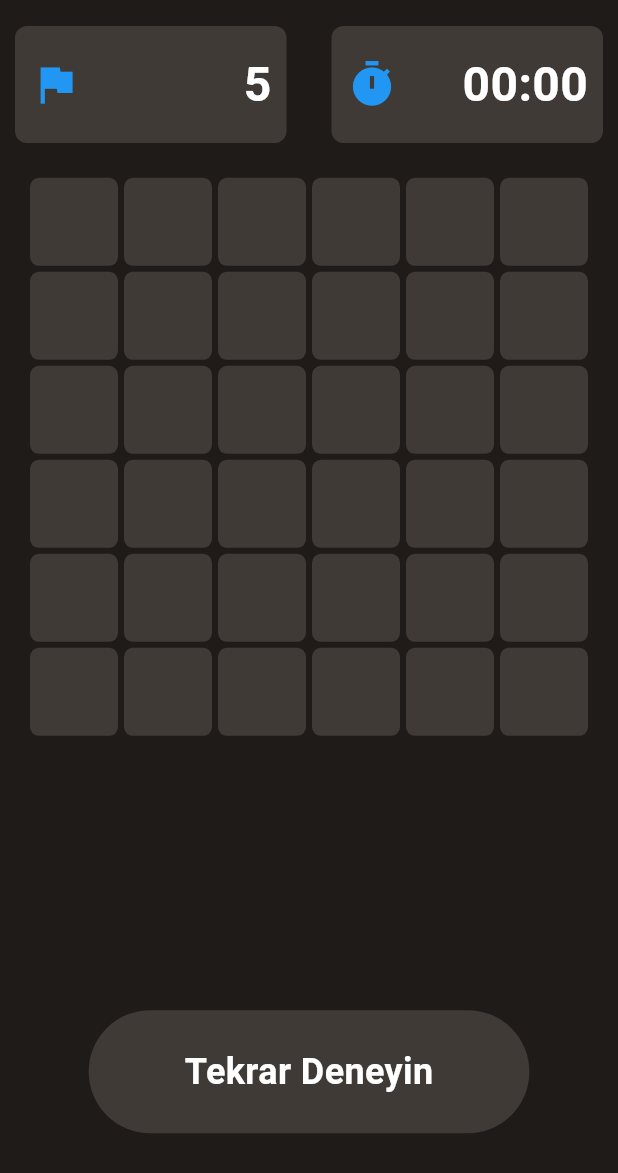
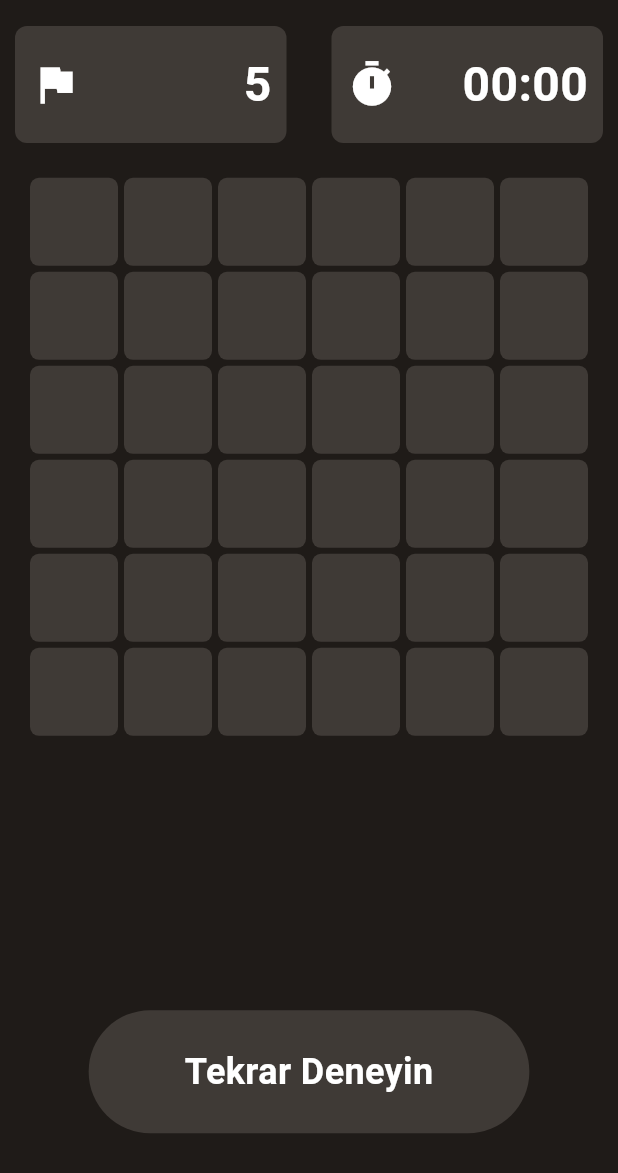
Before and after one commit to akcayyonur/MinesweeperGame, a Flutter app: the screen it shows after launch, after a tap on "Beginner", on a phone screen of 412 x 824 dp, the part 63-1236 px from its top. Run offline on Flutter 3.47's test engine with Material 3 defaults, Android fonts, the phone set to English and light mode, and no system bars.

Commit message:
Update main_screen.dart
cosmetic changes

```diff
--- a/lib/ui/screens/main_screen.dart
+++ b/lib/ui/screens/main_screen.dart
@@ -88,7 +88,7 @@ class _MainScreenState extends State<MainScreen> {
                     children: [
                       const Icon(
                         Icons.flag,
-                        color: Colors.blue,
+                        color: Colors.white,
                         size: 34.0,
                       ),
                       Text(
@@ -117,7 +117,7 @@ class _MainScreenState extends State<MainScreen> {
                     children: [
                       const Icon(
                         Icons.timer,
-                        color: Colors.blue,
+                        color: Colors.white,
                         size: 34.0,
                       ),
                       Text(
```
